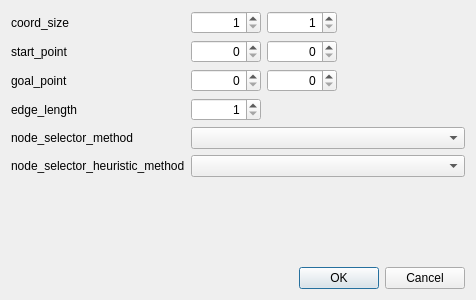
First picture: the form in settingsdialog.ui, repository jnbarchan/astar, before the edit.
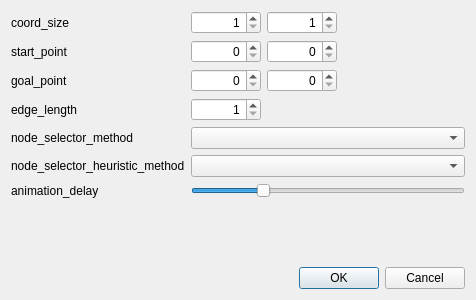
Second picture: the form after the edit.

Diff of the .ui file:
```diff
--- a/settingsdialog.ui
+++ b/settingsdialog.ui
@@ -239,6 +239,26 @@
        </property>
       </widget>
      </item>
+     <item row="6" column="0">
+      <widget class="QLabel" name="label_7">
+       <property name="text">
+        <string>animation_delay</string>
+       </property>
+      </widget>
+     </item>
+     <item row="6" column="1">
+      <widget class="QSlider" name="animation_delay">
+       <property name="maximum">
+        <number>200</number>
+       </property>
+       <property name="value">
+        <number>50</number>
+       </property>
+       <property name="orientation">
+        <enum>Qt::Horizontal</enum>
+       </property>
+      </widget>
+     </item>
     </layout>
    </item>
    <item>
```
